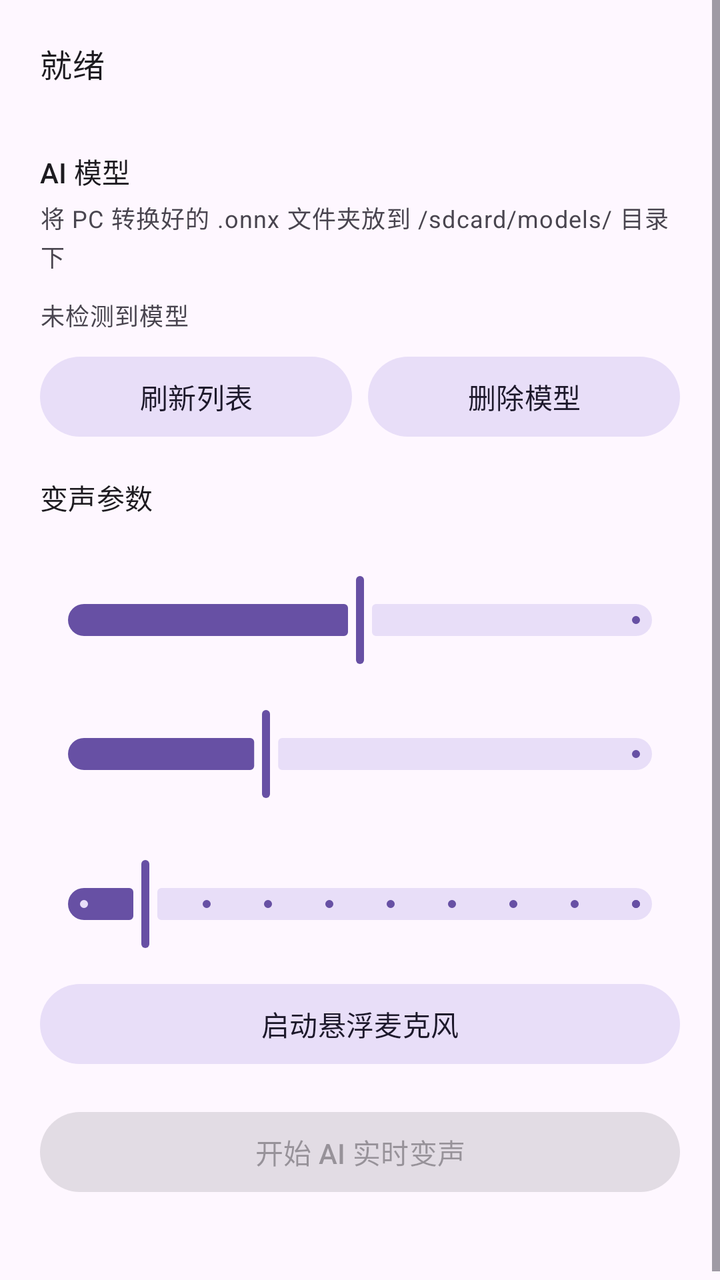
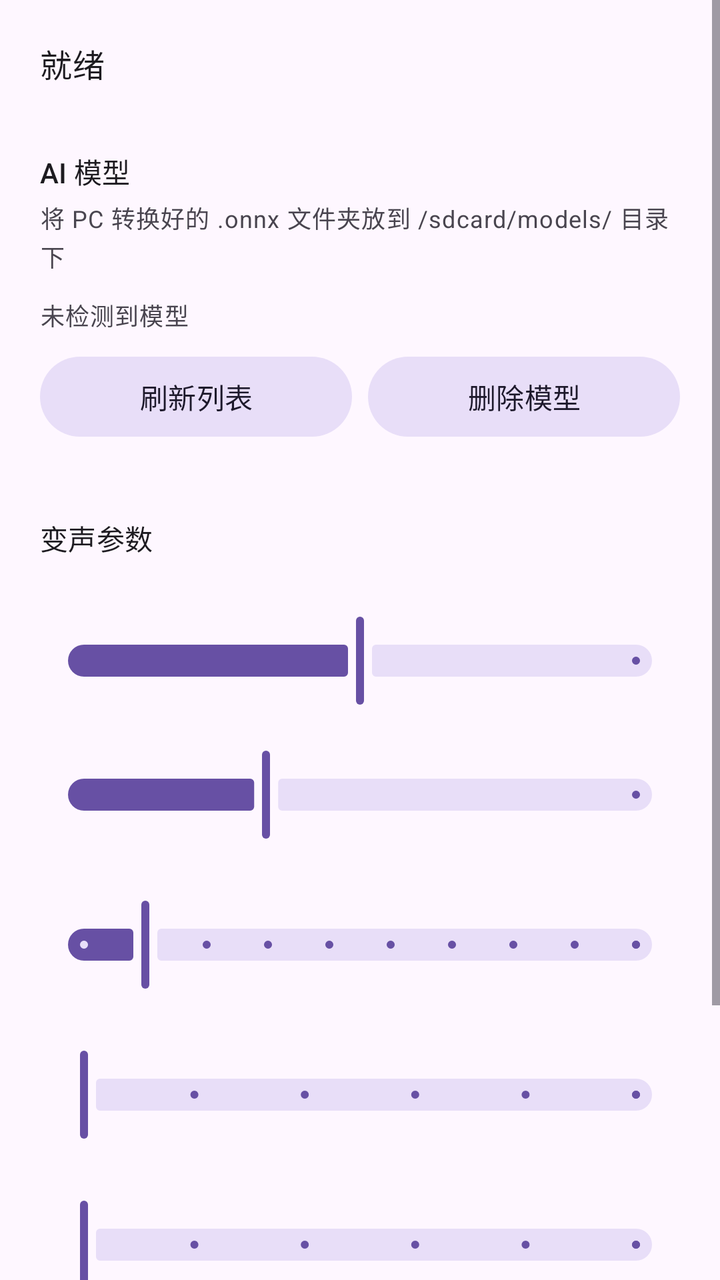

Screens rendered from an Android XML layout before and after an edit, with the pre-edit source and the edit as a unified diff.
<!-- AndroidManifest.xml: application theme Theme.VoiceChanger -->
<!-- res/layout/activity_main.xml -->
<?xml version="1.0" encoding="utf-8"?>
<ScrollView xmlns:android="http://schemas.android.com/apk/res/android"
    xmlns:app="http://schemas.android.com/apk/res-auto"
    android:layout_width="match_parent"
    android:layout_height="match_parent"
    android:fillViewport="true">

    <LinearLayout
        android:layout_width="match_parent"
        android:layout_height="wrap_content"
        android:orientation="vertical"
        android:padding="20dp">

        
        <TextView
            android:id="@+id/tvStatus"
            android:layout_width="match_parent"
            android:layout_height="wrap_content"
            android:text="@string/status_idle"
            android:textAppearance="?attr/textAppearanceTitleMedium" />

        

        
        <LinearLayout
            android:id="@+id/aiPanel"
            android:layout_width="match_parent"
            android:layout_height="wrap_content"
            android:layout_marginTop="16dp"
            android:orientation="vertical">

            
            <TextView
                android:layout_width="match_parent"
                android:layout_height="wrap_content"
                android:layout_marginTop="16dp"
                android:text="@string/rvc_model_title"
                android:textAppearance="?attr/textAppearanceTitleSmall" />

            <TextView
                android:id="@+id/tvModelHelp"
                android:layout_width="match_parent"
                android:layout_height="wrap_content"
                android:layout_marginTop="4dp"
                android:text="@string/rvc_help"
                android:textAppearance="?attr/textAppearanceBodySmall"
                android:textColor="?attr/colorOnSurfaceVariant" />

            <com.google.android.material.chip.ChipGroup
                android:id="@+id/modelList"
                android:layout_width="match_parent"
                android:layout_height="wrap_content"
                android:layout_marginTop="8dp"
                app:selectionRequired="true"
                app:singleSelection="true" />

            
            <TextView
                android:id="@+id/tvModelStatus"
                android:layout_width="match_parent"
                android:layout_height="wrap_content"
                android:layout_marginTop="4dp"
                android:text="@string/rvc_no_model"
                android:textAppearance="?attr/textAppearanceBodySmall" />

            <LinearLayout
                android:layout_width="match_parent"
                android:layout_height="wrap_content"
                android:layout_marginTop="8dp"
                android:orientation="horizontal">

                <com.google.android.material.button.MaterialButton
                    android:id="@+id/btnRefreshModels"
                    style="@style/Widget.Material3.Button.TonalButton"
                    android:layout_width="0dp"
                    android:layout_height="wrap_content"
                    android:layout_weight="1"
                    android:text="@string/rvc_refresh" />

                <com.google.android.material.button.MaterialButton
                    android:id="@+id/btnDeleteModel"
                    style="@style/Widget.Material3.Button.TonalButton"
                    android:layout_width="0dp"
                    android:layout_height="wrap_content"
                    android:layout_marginStart="8dp"
                    android:layout_weight="1"
                    android:text="@string/rvc_delete" />
            </LinearLayout>

            
            <TextView
                android:layout_width="match_parent"
                android:layout_height="wrap_content"
                android:layout_marginTop="16dp"
                android:text="@string/rvc_params"
                android:textAppearance="?attr/textAppearanceTitleSmall" />

            <TextView
                android:id="@+id/tvF0Key"
                android:layout_width="match_parent"
                android:layout_height="wrap_content"
                android:layout_marginTop="8dp" />

            <com.google.android.material.slider.Slider
                android:id="@+id/sliderF0Key"
                android:layout_width="match_parent"
                android:layout_height="wrap_content"
                android:value="0"
                android:valueFrom="-15"
                android:valueTo="15" />

            <TextView
                android:id="@+id/tvProtect"
                android:layout_width="match_parent"
                android:layout_height="wrap_content" />

            <com.google.android.material.slider.Slider
                android:id="@+id/sliderProtect"
                android:layout_width="match_parent"
                android:layout_height="wrap_content"
                android:value="0.33"
                android:valueFrom="0.0"
                android:valueTo="1.0" />

            <TextView
                android:id="@+id/tvLatency"
                android:layout_width="match_parent"
                android:layout_height="wrap_content"
                android:layout_marginTop="8dp" />

            <com.google.android.material.slider.Slider
                android:id="@+id/sliderLatency"
                android:layout_width="match_parent"
                android:layout_height="wrap_content"
                android:value="1"
                android:valueFrom="0.5"
                android:valueTo="5"
                android:stepSize="0.5" />

            <com.google.android.material.button.MaterialButton
                android:id="@+id/btnFloat"
                style="@style/Widget.Material3.Button.TonalButton"
                android:layout_width="match_parent"
                android:layout_height="wrap_content"
                android:layout_marginTop="12dp"
                android:text="启动悬浮麦克风" />

            <com.google.android.material.button.MaterialButton
                android:id="@+id/btnRvcRealtime"
                android:layout_width="match_parent"
                android:layout_height="wrap_content"
                android:layout_marginTop="16dp"
                android:enabled="false"
                android:text="@string/rvc_start" />

            <TextView
                android:id="@+id/tvRvcResult"
                android:layout_width="match_parent"
                android:layout_height="wrap_content"
                android:layout_marginTop="8dp"
                android:textAppearance="?attr/textAppearanceBodySmall"
                android:textIsSelectable="true" />
        </LinearLayout>

    </LinearLayout>
</ScrollView>
<!-- resources referenced by this layout -->
<resources>
  <string name="rvc_delete">删除模型</string>
  <string name="rvc_help">将 PC 转换好的 .onnx 文件夹放到 /sdcard/models/ 目录下</string>
  <string name="rvc_model_title">AI 模型</string>
  <string name="rvc_no_model">未检测到模型</string>
  <string name="rvc_params">变声参数</string>
  <string name="rvc_refresh">刷新列表</string>
  <string name="rvc_start">开始 AI 实时变声</string>
  <string name="status_idle">就绪</string>
  <style name="Theme.VoiceChanger" parent="Theme.Material3.DayNight.NoActionBar" />
</resources>

<!-- the commit's change to res/layout/activity_main.xml (unified diff, before → after) -->
@@ -87,6 +87,14 @@
                     android:text="@string/rvc_delete" />
             </LinearLayout>
 
+            <TextView
+                android:id="@+id/tvBackend"
+                android:layout_width="match_parent"
+                android:layout_height="wrap_content"
+                android:layout_marginTop="4dp"
+                android:textAppearance="?attr/textAppearanceBodySmall"
+                android:textColor="?attr/colorOnSurfaceVariant" />
+
             
             <TextView
                 android:layout_width="match_parent"
@@ -137,6 +145,36 @@
                 android:valueTo="5"
                 android:stepSize="0.5" />
 
+            <TextView
+                android:id="@+id/tvNoise"
+                android:layout_width="match_parent"
+                android:layout_height="wrap_content"
+                android:layout_marginTop="8dp" />
+
+            <com.google.android.material.slider.Slider
+                android:id="@+id/sliderNoise"
+                android:layout_width="match_parent"
+                android:layout_height="wrap_content"
+                android:value="0"
+                android:valueFrom="0"
+                android:valueTo="5"
+                android:stepSize="1" />
+
+            <TextView
+                android:id="@+id/tvEq"
+                android:layout_width="match_parent"
+                android:layout_height="wrap_content"
+                android:layout_marginTop="8dp" />
+
+            <com.google.android.material.slider.Slider
+                android:id="@+id/sliderEq"
+                android:layout_width="match_parent"
+                android:layout_height="wrap_content"
+                android:value="0"
+                android:valueFrom="0"
+                android:valueTo="5"
+                android:stepSize="1" />
+
             <com.google.android.material.button.MaterialButton
                 android:id="@+id/btnFloat"
                 style="@style/Widget.Material3.Button.TonalButton"
